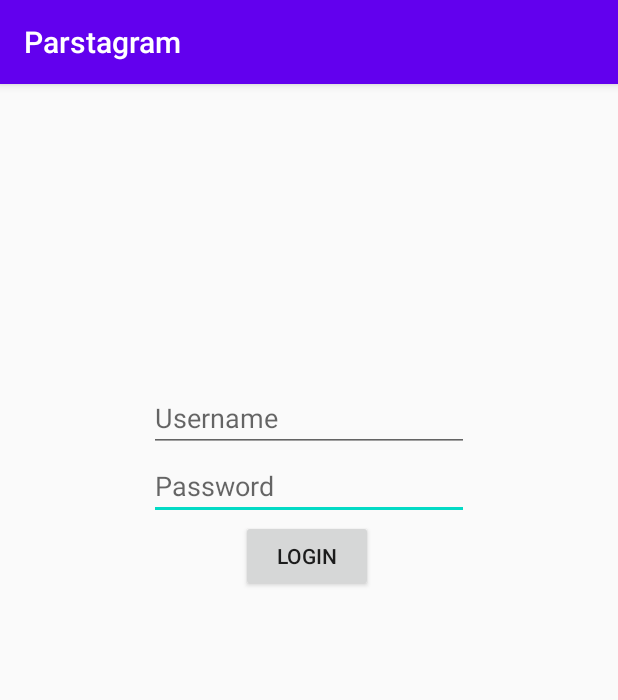
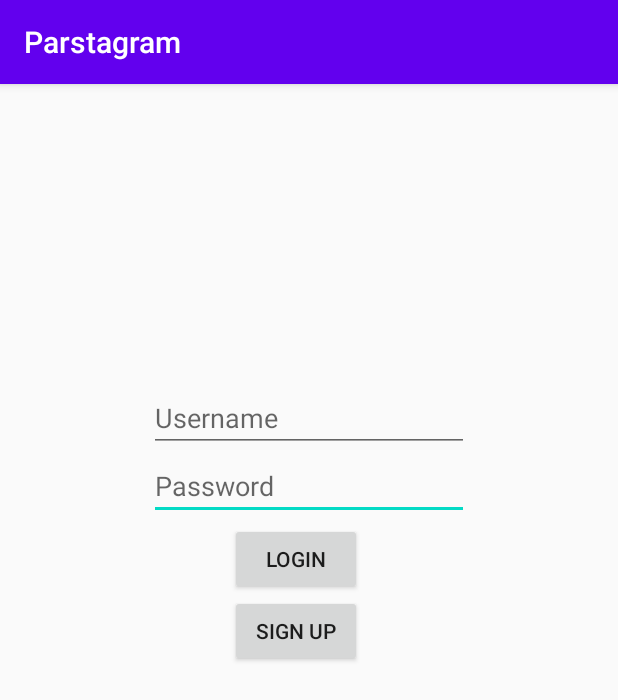
Before and after one commit to hyang00/Parstagram, an Android app: the screen it shows after launch (LoginActivity), on a phone screen of 412 x 824 dp. Shown: the top 700 px of the screen. Run offline under Robolectric (Android 15) with nearby library versions, the phone set to English and light mode, and no system bars; libraries missing offline, so code that uses them is left out: com.parse; 3 statements that could not run were skipped.

Commit message:
Added ability to sign up for new account

```diff
--- a/app/src/main/res/layout/activity_login.xml
+++ b/app/src/main/res/layout/activity_login.xml
@@ -35,8 +35,20 @@
         android:layout_height="wrap_content"
         android:layout_below="@+id/etPassword"
         android:layout_alignStart="@+id/etPassword"
-        android:layout_marginStart="61dp"
-        android:layout_marginTop="0dp"
+        android:layout_centerInParent="false"
+        android:layout_centerHorizontal="true"
+        android:layout_marginStart="54dp"
+        android:layout_marginTop="2dp"
         android:text="Login"
         android:visibility="visible" />
+
+    <Button
+        android:id="@+id/btnSignUp"
+        android:layout_width="wrap_content"
+        android:layout_height="wrap_content"
+        android:layout_below="@+id/btnLogin"
+        android:layout_alignStart="@+id/btnLogin"
+        android:layout_marginStart="0dp"
+        android:layout_marginTop="0dp"
+        android:text="Sign Up" />
 </RelativeLayout>
```
Also changed, not shown: app/src/main/java/com/example/parstagram/LoginActivity.java (+35 -0 lines).
